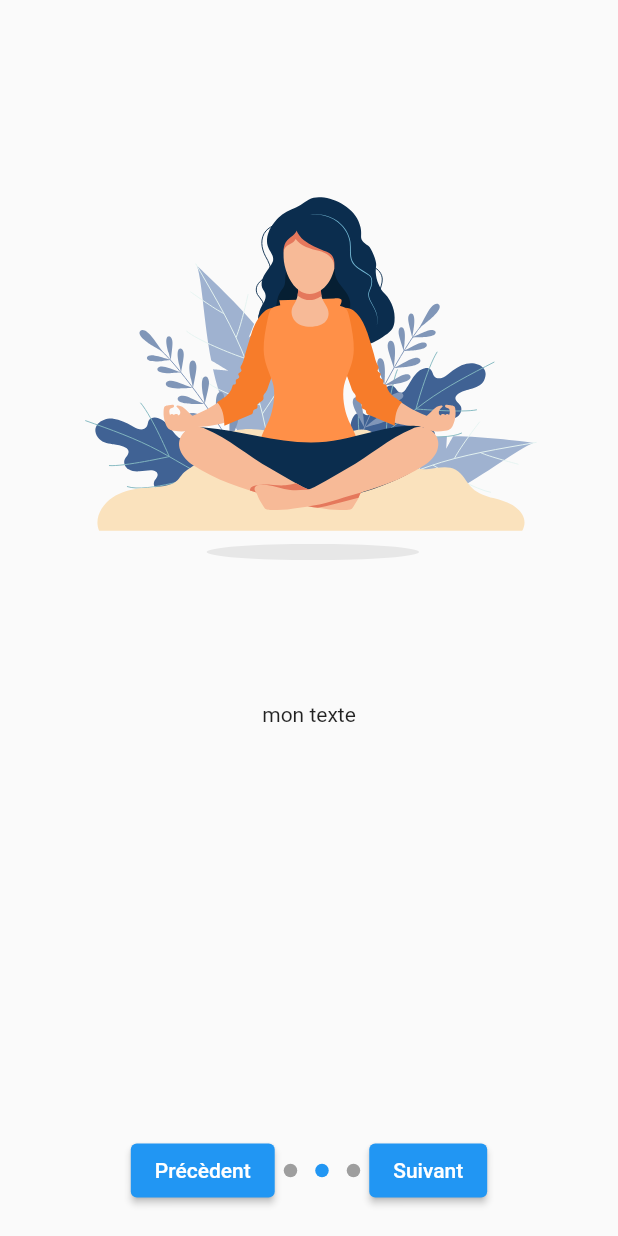
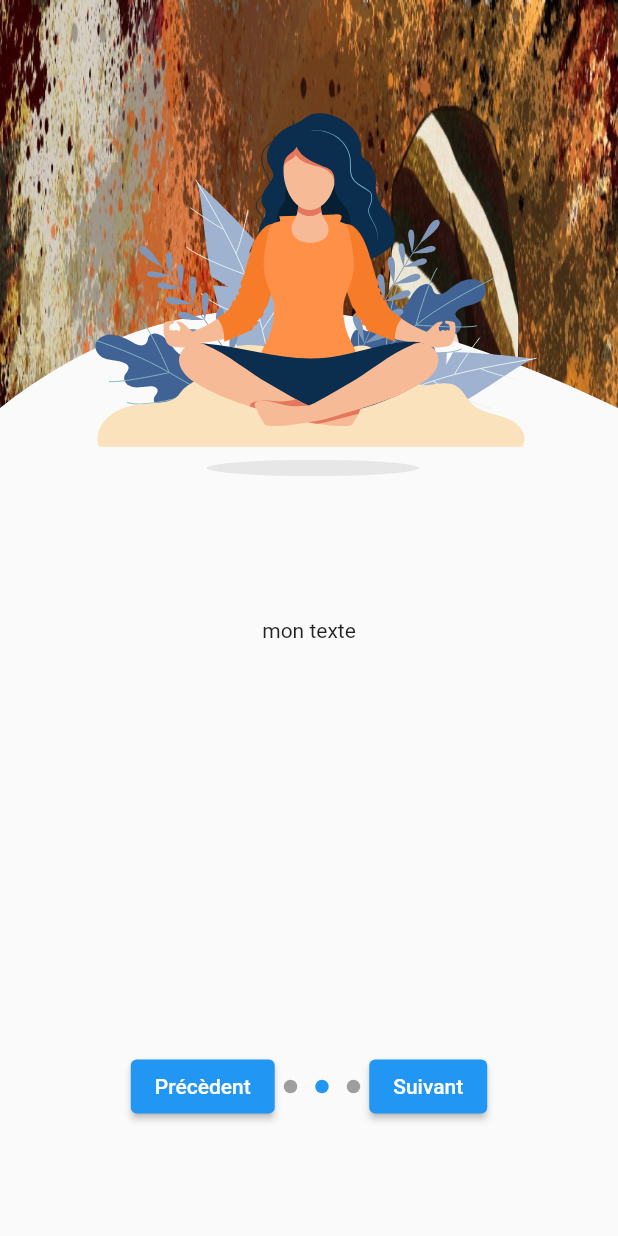
Before and after one commit to ackwrit/essinappflutter, a Flutter app: the screen it shows after launch, swiped to page 2, on a phone screen of 412 x 824 dp. Run offline on Flutter 3.47's test engine with Material 2 defaults, Android fonts, the phone set to English and light mode, and no system bars; drawn by our look-alikes of dots_indicator; our stand-ins replace lottie.

Commit message:
mise en place du design

```diff
--- a/lib/main.dart
+++ b/lib/main.dart
@@ -22,11 +22,13 @@ class MyApp extends StatelessWidget {
           )
       ),
       darkTheme: ThemeData.dark().copyWith(
+
         appBarTheme: const AppBarTheme(
           systemOverlayStyle:  SystemUiOverlayStyle(
             statusBarBrightness: Brightness.dark
           )
         )
+
       ),
       home: const LandinPageView(),
       debugShowCheckedModeBanner: false,
--- /dev/null
+++ b/lib/view/background_view.dart
@@ -0,0 +1,28 @@
+import 'package:firstappesin/view/custom_view_path.dart';
+import 'package:flutter/material.dart';
+
+class BackgroundView extends StatefulWidget {
+  const BackgroundView({Key? key}) : super(key: key);
+
+  @override
+  State<BackgroundView> createState() => _BackgroundViewState();
+}
+
+class _BackgroundViewState extends State<BackgroundView> {
+  @override
+  Widget build(BuildContext context) {
+    return ClipPath(
+      clipper: CustomPath(),
+      child: Container(
+        decoration: const BoxDecoration(
+          image: DecorationImage(
+            image: AssetImage("assets/samurai.jpg"),
+            fit: BoxFit.fill
+          )
+        ),
+        height: MediaQuery.of(context).size.height,
+        width: MediaQuery.of(context).size.width,
+      ),
+    );
+  }
+}
--- /dev/null
+++ b/lib/view/custom_view_path.dart
@@ -0,0 +1,22 @@
+
+import 'package:flutter/cupertino.dart';
+
+class CustomPath extends CustomClipper<Path>{
+  @override
+  Path getClip(Size size) {
+    // TODO: implement getClip
+    Path path = Path();
+    path.lineTo(0, size.height * 0.33);
+    path.cubicTo(size.width *0.33, size.height*0.2, size.width*0.66, size.height *0.25, size.width, size.height  *0.33);
+    path.lineTo(size.width, 0);
+    path.close();
+    return path;
+  }
+
+  @override
+  bool shouldReclip(covariant CustomClipper<Path> oldClipper) {
+    // TODO: implement shouldReclip
+    return true;
+  }
+
+}
--- a/lib/view/landing_page.dart
+++ b/lib/view/landing_page.dart
@@ -1,6 +1,6 @@
 import 'package:dots_indicator/dots_indicator.dart';
+import 'package:firstappesin/view/background_view.dart';
 import 'package:flutter/material.dart';
-import 'package:flutter/services.dart';
 import 'package:lottie/lottie.dart';
 
 class LandinPageView extends StatefulWidget {
@@ -27,18 +27,22 @@ class _LandinPageViewState extends State<LandinPageView> {
 
         elevation: 0,
       ),
+      extendBodyBehindAppBar: true,
+
       body: bodyPage(),
+
 
     );
   }
 
   Widget bodyPage(){
-    return SafeArea(
-      bottom: true,
-      child: Column(
+    return Stack(
+        children: [
+          const BackgroundView(),
+          Column(
               children: [
                 Flexible(
-              child: Container(
+                  child: SizedBox(
                     height: MediaQuery.of(context).size.height*0.85,
                     child: PageView(
                     controller: pageController,
@@ -53,21 +57,25 @@ class _LandinPageViewState extends State<LandinPageView> {
                       Column(
                         children: [
                          Lottie.asset("assets/globe.json"),
+
                          Text("mon texte")
+
+
+
                         ],
                       ),
 
                       Column(
                         children: [
                           Lottie.asset("assets/relax.json"),
-                      Text("mon texte")
+                          const Text("mon texte")
                         ],
                       ),
 
                       Column(
                         children: [
                           Lottie.asset("assets/vacation.json"),
-                      Text("mon texte")
+                          const Text("mon texte")
                         ],
                       ),
 
@@ -124,6 +132,8 @@ class _LandinPageViewState extends State<LandinPageView> {
 
               ],
             ),
+        ],
+
     );
 
 
```
Also changed, not shown: assets/samurai.jpg (added). Lines whose indentation alone changed are shown as unchanged.
